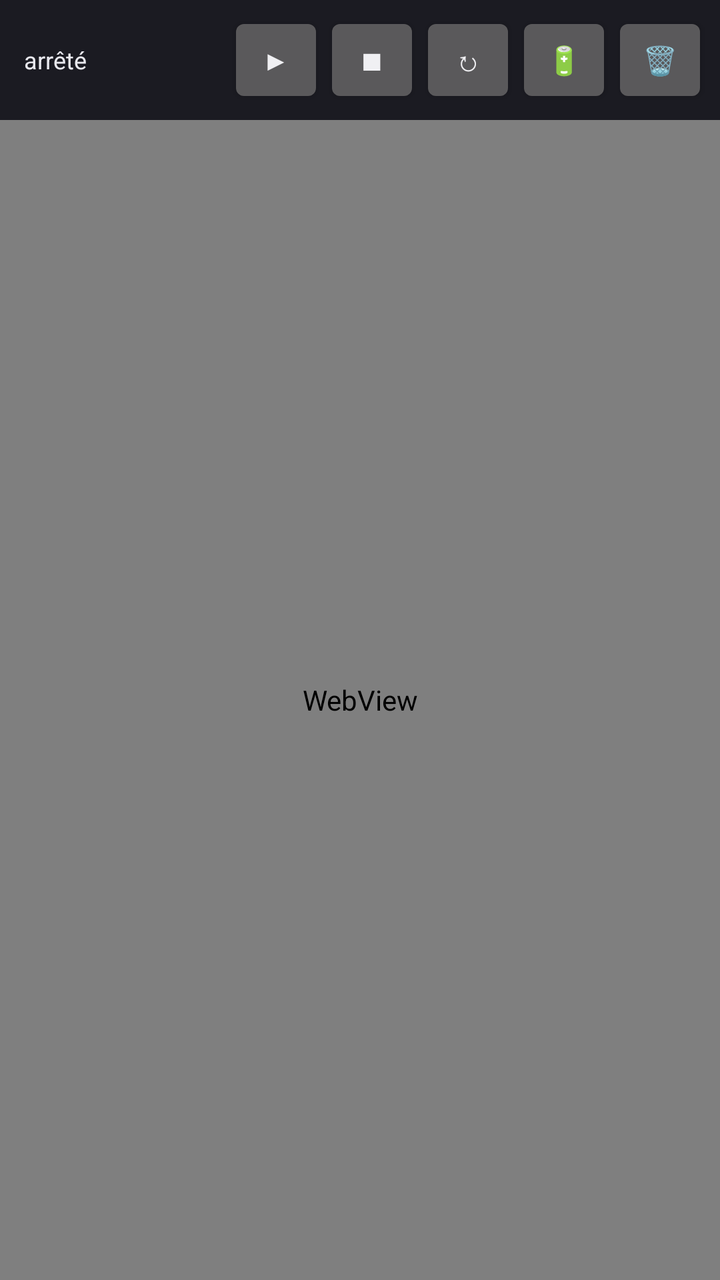
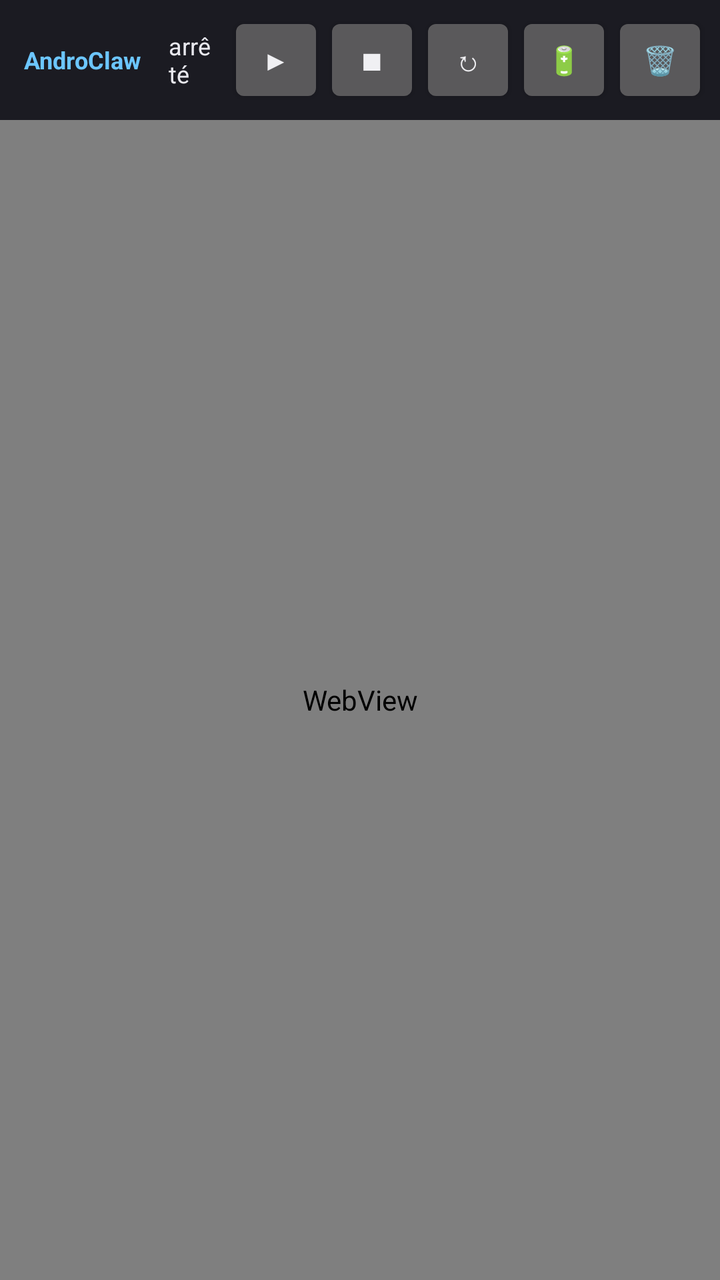

Two renders of the same Android screen: before a commit and after it. Below are the layout's source before the change and the commit's diff.
<!-- AndroidManifest.xml: application theme android:Theme.DeviceDefault.NoActionBar -->
<!-- res/layout/activity_main.xml -->
<?xml version="1.0" encoding="utf-8"?>
<LinearLayout xmlns:android="http://schemas.android.com/apk/res/android"
    android:id="@+id/root"
    android:layout_width="match_parent"
    android:layout_height="match_parent"
    android:orientation="vertical"
    android:background="#FF101014">

    <LinearLayout
        android:layout_width="match_parent"
        android:layout_height="wrap_content"
        android:orientation="horizontal"
        android:gravity="center_vertical"
        android:background="#FF1B1B22"
        android:padding="6dp">

        <TextView
            android:id="@+id/status"
            android:layout_width="0dp"
            android:layout_height="wrap_content"
            android:layout_weight="1"
            android:text="@string/status_idle"
            android:textColor="#FFE9E9EF"
            android:textSize="12sp"
            android:maxLines="2"
            android:paddingStart="6dp"
            android:paddingEnd="6dp" />

        <Button
            android:id="@+id/btn_start"
            style="?android:attr/buttonStyleSmall"
            android:layout_width="wrap_content"
            android:layout_height="wrap_content"
            android:text="@string/btn_start" />

        <Button
            android:id="@+id/btn_stop"
            style="?android:attr/buttonStyleSmall"
            android:layout_width="wrap_content"
            android:layout_height="wrap_content"
            android:text="@string/btn_stop" />

        <Button
            android:id="@+id/btn_reload"
            style="?android:attr/buttonStyleSmall"
            android:layout_width="wrap_content"
            android:layout_height="wrap_content"
            android:text="@string/btn_reload" />

        <Button
            android:id="@+id/btn_battery"
            style="?android:attr/buttonStyleSmall"
            android:layout_width="wrap_content"
            android:layout_height="wrap_content"
            android:text="@string/btn_battery" />

        <Button
            android:id="@+id/btn_wipe"
            style="?android:attr/buttonStyleSmall"
            android:layout_width="wrap_content"
            android:layout_height="wrap_content"
            android:text="@string/btn_wipe" />
    </LinearLayout>

    <WebView
        android:id="@+id/web"
        android:layout_width="match_parent"
        android:layout_height="0dp"
        android:layout_weight="1" />
</LinearLayout>
<!-- resources referenced by this layout -->
<resources>
  <string name="btn_battery">🔋</string>
  <string name="btn_reload">↻</string>
  <string name="btn_start">▶</string>
  <string name="btn_stop">■</string>
  <string name="btn_wipe">🗑</string>
  <string name="status_idle">arrêté</string>
</resources>

<!-- the commit's change to res/layout/activity_main.xml (unified diff, before → after) -->
@@ -13,6 +13,17 @@
         android:gravity="center_vertical"
         android:background="#FF1B1B22"
         android:padding="6dp">
+
+        <TextView
+            android:id="@+id/brand"
+            android:layout_width="wrap_content"
+            android:layout_height="wrap_content"
+            android:text="@string/app_name"
+            android:textColor="#FF6CC6FF"
+            android:textStyle="bold"
+            android:textSize="12sp"
+            android:paddingStart="6dp"
+            android:paddingEnd="8dp" />
 
         <TextView
             android:id="@+id/status"
<!-- resource entries referenced after the edit -->
@@ -1,5 +1,6 @@
 <!-- resources referenced by this layout -->
 <resources>
+  <string name="app_name">AndroClaw</string>
   <string name="btn_battery">🔋</string>
   <string name="btn_reload">↻</string>
   <string name="btn_start">▶</string>
